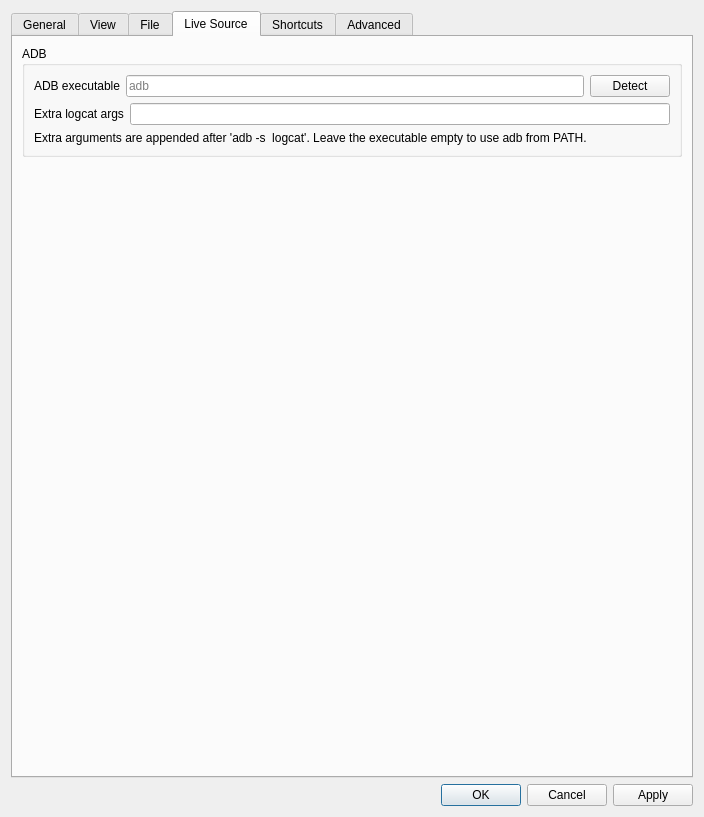
Qt form src/ui/include/optionsdialog.ui (ZEACENT/klogg) before a commit.
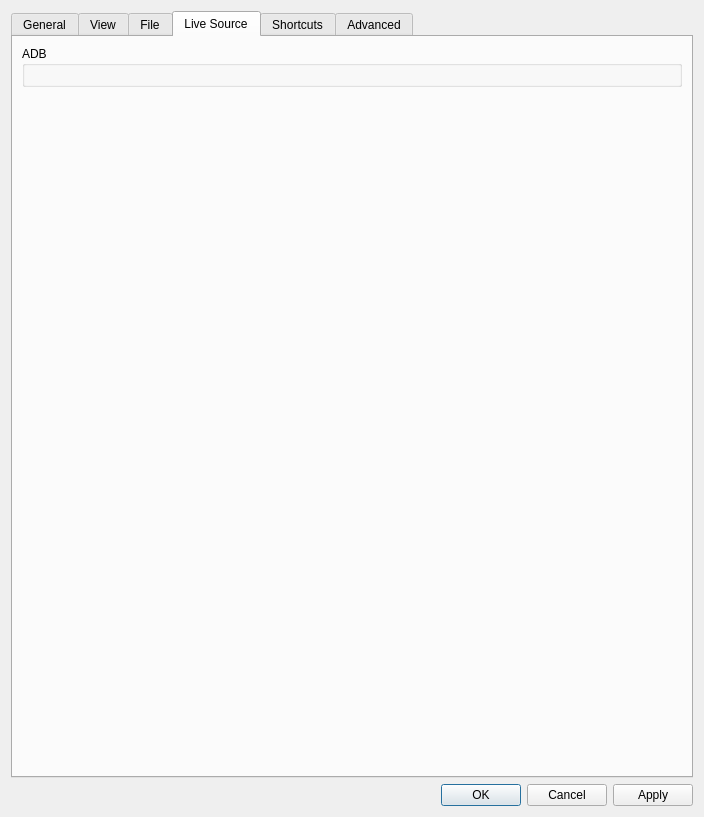
The same form after that commit. The open tabs and pages were chosen to show the change.

What changed in the file:
```diff
--- a/src/ui/include/optionsdialog.ui
+++ b/src/ui/include/optionsdialog.ui
@@ -765,58 +765,6 @@
           <string>ADB</string>
          </property>
          <layout class="QVBoxLayout" name="verticalLayout_adb">
-          <item>
-           <layout class="QHBoxLayout" name="horizontalLayout_adbExecutable">
-            <item>
-             <widget class="QLabel" name="adbExecutableLabel">
-              <property name="text">
-               <string>ADB executable</string>
-              </property>
-             </widget>
-            </item>
-            <item>
-             <widget class="QLineEdit" name="adbExecutableLineEdit">
-              <property name="placeholderText">
-               <string>adb</string>
-              </property>
-             </widget>
-            </item>
-            <item>
-             <widget class="QPushButton" name="adbDetectButton">
-              <property name="toolTip">
-               <string>Probe well-known install locations and fill the path automatically.</string>
-              </property>
-              <property name="text">
-               <string>Detect</string>
-              </property>
-             </widget>
-            </item>
-           </layout>
-          </item>
-          <item>
-           <layout class="QHBoxLayout" name="horizontalLayout_adbArgs">
-            <item>
-             <widget class="QLabel" name="adbLogcatArgsLabel">
-              <property name="text">
-               <string>Extra logcat args</string>
-              </property>
-             </widget>
-            </item>
-            <item>
-             <widget class="QLineEdit" name="adbLogcatArgsLineEdit"/>
-            </item>
-           </layout>
-          </item>
-          <item>
-           <widget class="QLabel" name="adbHelpLabel">
-            <property name="wordWrap">
-             <bool>true</bool>
-            </property>
-            <property name="text">
-             <string>Extra arguments are appended after 'adb -s &lt;serial&gt; logcat'. Leave the executable empty to use adb from PATH.</string>
-            </property>
-           </widget>
-          </item>
          </layout>
         </widget>
        </item>
```
